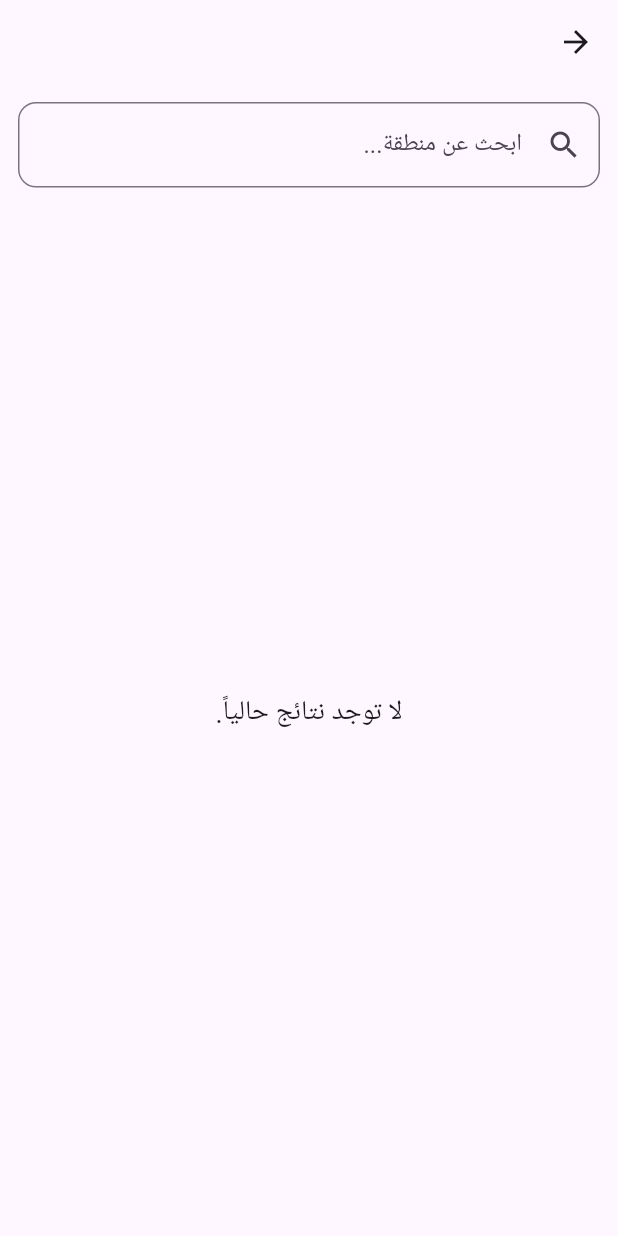
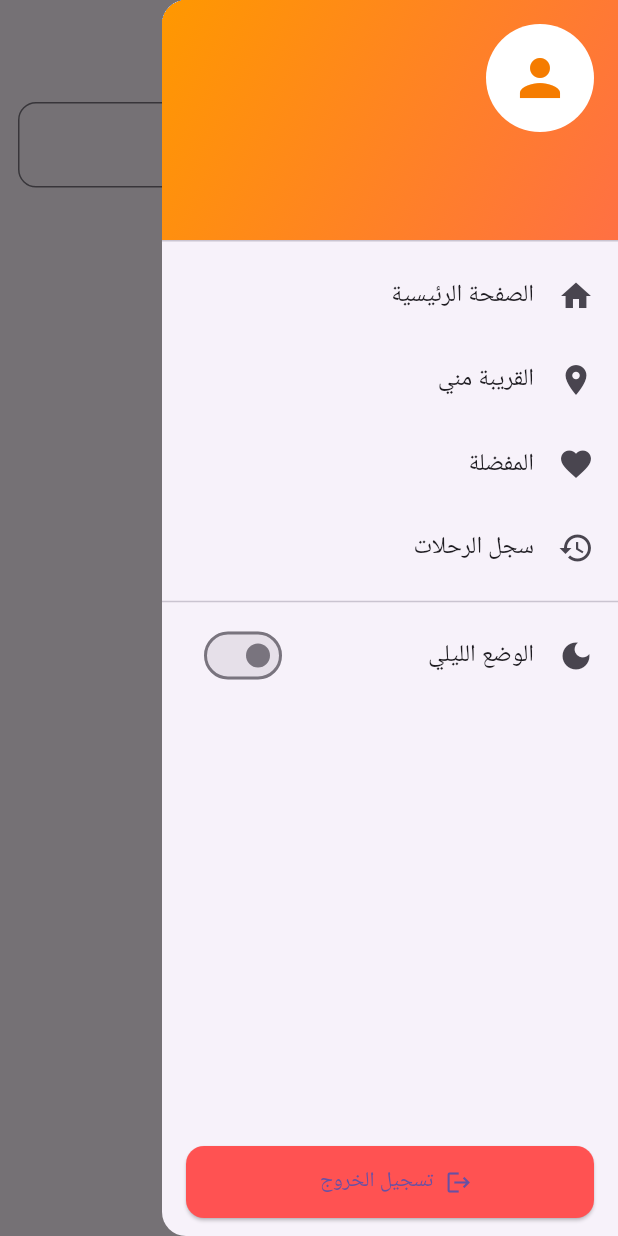
Before and after one commit to mojahed15002/SmartGuideApp, a Flutter app: the CityPlacesPage screen opened directly with empty values, with the side drawer open (before the commit the screen has no drawer), on a phone screen of 412 x 824 dp. Run offline on Flutter 3.47's test engine with Material 3 defaults, Android fonts, the phone set to English and light mode, and no system bars; our stand-ins replace app_links, carousel_slider, cloud_firestore, firebase_auth, firebase_core, flutter_map and 8 more; accounts and stored records are empty.

Commit message:
رسالة التعديل

```diff
--- a/lib/pages/choice_page.dart
+++ b/lib/pages/choice_page.dart
@@ -12,6 +12,7 @@ import 'map_page.dart';
 import 'martyrs_roundabout_page.dart';
 import 'palestine_street_page.dart';
 import 'sofian_street_page.dart';
+import 'custom_drawer.dart';
 
 class ChoicePage extends StatefulWidget {
   final ThemeNotifier themeNotifier;
@@ -40,6 +41,7 @@ class _ChoicePageState extends State<ChoicePage> {
            // ✅ زر التبديل
         ],
       ),
+      drawer: CustomDrawer(themeNotifier: widget.themeNotifier), // ⬅️ هذا السطر المهم
       backgroundColor: Theme.of(context).scaffoldBackgroundColor,
       body: Padding(
         padding: const EdgeInsets.all(20.0),
--- a/lib/pages/city_places_page.dart
+++ b/lib/pages/city_places_page.dart
@@ -5,6 +5,7 @@ import 'package:shared_preferences/shared_preferences.dart';
 import 'package:share_plus/share_plus.dart';
 import '../theme_notifier.dart';
 import 'place_details_page.dart';
+import 'custom_drawer.dart';
 
 class CityPlacesPage extends StatefulWidget {
   final String cityName;
@@ -274,6 +275,7 @@ Future<void> _deleteSearchItem(String query) async {
 
     return Scaffold(
       appBar: AppBar(title: Text(widget.cityName)),
+      drawer: CustomDrawer(themeNotifier: widget.themeNotifier), // ⬅️ هذا السطر المهم
       body: _isLoading
           ? const Center(child: CircularProgressIndicator())
           : Padding(
--- /dev/null
+++ b/lib/pages/custom_drawer.dart
@@ -0,0 +1,121 @@
+import 'package:flutter/material.dart';
+import 'package:firebase_auth/firebase_auth.dart';
+import '../theme_notifier.dart';
+
+class CustomDrawer extends StatelessWidget {
+  final ThemeNotifier themeNotifier;
+
+  const CustomDrawer({super.key, required this.themeNotifier});
+
+  @override
+  Widget build(BuildContext context) {
+    final user = FirebaseAuth.instance.currentUser;
+    final isDark = themeNotifier.value == ThemeMode.dark;
+
+    return Drawer(
+      child: Column(
+        children: [
+          UserAccountsDrawerHeader(
+            decoration: BoxDecoration(
+              gradient: LinearGradient(
+                colors: [Colors.orange, Colors.deepOrange.shade400],
+                begin: Alignment.topLeft,
+                end: Alignment.bottomRight,
+              ),
+            ),
+            accountName: Text(
+              user?.displayName ?? "مستخدم التطبيق",
+              style: const TextStyle(fontWeight: FontWeight.bold, fontSize: 18),
+            ),
+            accountEmail: Text(user?.email ?? "البريد غير متوفر"),
+            currentAccountPicture: CircleAvatar(
+              backgroundColor: Colors.white,
+              child: Icon(
+                Icons.person,
+                color: Colors.orange.shade700,
+                size: 40,
+              ),
+            ),
+          ),
+
+          // الصفحة الرئيسية
+          ListTile(
+            leading: const Icon(Icons.home),
+            title: const Text("الصفحة الرئيسية"),
+            onTap: () {
+              Navigator.pop(context);
+              Navigator.pushNamed(context, '/home');
+            },
+          ),
+
+          // القريبة مني
+          ListTile(
+            leading: const Icon(Icons.location_on),
+            title: const Text("القريبة مني"),
+            onTap: () {
+              Navigator.pop(context);
+              Navigator.pushNamed(context, '/near_me');
+            },
+          ),
+
+          // المفضلة
+          ListTile(
+            leading: const Icon(Icons.favorite),
+            title: const Text("المفضلة"),
+            onTap: () {
+              Navigator.pop(context);
+              Navigator.pushNamed(context, '/favorites');
+            },
+          ),
+
+          // السجلات
+          ListTile(
+            leading: const Icon(Icons.history),
+            title: const Text("سجل الرحلات"),
+            onTap: () {
+              Navigator.pop(context);
+              Navigator.pushNamed(context, '/logs');
+            },
+          ),
+
+          const Divider(),
+
+          // الوضع الليلي
+          SwitchListTile(
+  secondary: const Icon(Icons.dark_mode),
+  title: const Text("الوضع الليلي"),
+  value: isDark,
+  onChanged: (val) {
+    themeNotifier.setTheme(val);
+  },
+),
+
+
+          const Spacer(),
+
+          // تسجيل الخروج
+          Padding(
+            padding: const EdgeInsets.symmetric(horizontal: 16.0, vertical: 12),
+            child: ElevatedButton.icon(
+              icon: const Icon(Icons.logout),
+              label: const Text("تسجيل الخروج"),
+              style: ElevatedButton.styleFrom(
+                backgroundColor: Colors.redAccent,
+                minimumSize: const Size(double.infinity, 48),
+                shape: RoundedRectangleBorder(
+                  borderRadius: BorderRadius.circular(12),
+                ),
+              ),
+              onPressed: () async {
+                await FirebaseAuth.instance.signOut();
+                if (context.mounted) {
+                  Navigator.pushReplacementNamed(context, '/login');
+                }
+              },
+            ),
+          ),
+        ],
+      ),
+    );
+  }
+}
--- a/lib/pages/favorites_page.dart
+++ b/lib/pages/favorites_page.dart
@@ -5,6 +5,7 @@ import 'place_details_page.dart';
 import '../places_data.dart';
 import 'package:cloud_firestore/cloud_firestore.dart';
 import 'package:firebase_auth/firebase_auth.dart';
+import 'custom_drawer.dart';
 
 class FavoritesPage extends StatefulWidget {
   final ThemeNotifier themeNotifier;
@@ -102,6 +103,7 @@ Future<void> _toggleFavorite(String placeId) async {
       appBar: AppBar(
         title: const Text("المفضلة ❤️"),
       ),
+      drawer: CustomDrawer(themeNotifier: themeNotifier), // ⬅️ هذا السطر المهم
       body: favoritePlaces.isEmpty
           ? const Center(
               child: Text(
--- a/lib/pages/general_info_page.dart
+++ b/lib/pages/general_info_page.dart
@@ -5,7 +5,7 @@ library;
 import 'package:flutter/material.dart';
 import '../theme_notifier.dart';
 import 'city_places_page.dart';
-
+import 'custom_drawer.dart';
 class GeneralInfoPage extends StatelessWidget {
   final ThemeNotifier themeNotifier;
   const GeneralInfoPage({super.key, required this.themeNotifier});
@@ -21,6 +21,7 @@ class GeneralInfoPage extends StatelessWidget {
            // 🔥 زر التبديل الجديد
         ],
       ),
+      drawer: CustomDrawer(themeNotifier: themeNotifier), // ⬅️ هذا السطر المهم
       body: ListView(
         children: cities.map((city) {
           return ListTile(
--- a/lib/pages/logs_page.dart
+++ b/lib/pages/logs_page.dart
@@ -5,6 +5,7 @@ import '../theme_notifier.dart';
 import 'package:latlong2/latlong.dart' as latlng;
 import 'map_page.dart';
 import 'package:geolocator/geolocator.dart';
+import 'custom_drawer.dart';
 
 class LogsPage extends StatefulWidget {
   final ThemeNotifier themeNotifier;
@@ -227,6 +228,7 @@ Future<void> _openMap(dynamic destinationData) async {
           ),
         ],
       ),
+      drawer: CustomDrawer(themeNotifier: widget.themeNotifier), // ⬅️ هذا السطر المهم
       body: StreamBuilder<QuerySnapshot>(
         stream: _firestore
             .collection('travel_logs')
--- a/lib/pages/map_page.dart
+++ b/lib/pages/map_page.dart
@@ -350,6 +350,7 @@ class _MapPageState extends State<MapPage> with SingleTickerProviderStateMixin {
     return Scaffold(
       appBar: AppBar(
         title: Text("الخريطة (${_currentStyle.toUpperCase()})"),
+
         actions: [
           PopupMenuButton<String>(
             onSelected: (value) => setState(() => _currentStyle = value),
```
Also changed, not shown: lib/choice_page_stub.dart (+11 -2 lines), lib/pages/academy_street_page.dart (+8 -1 lines), lib/pages/near_me_page.dart (added, +68 -0 lines), lib/pages/nearby_places_list_page.dart (added, +194 -0 lines).
